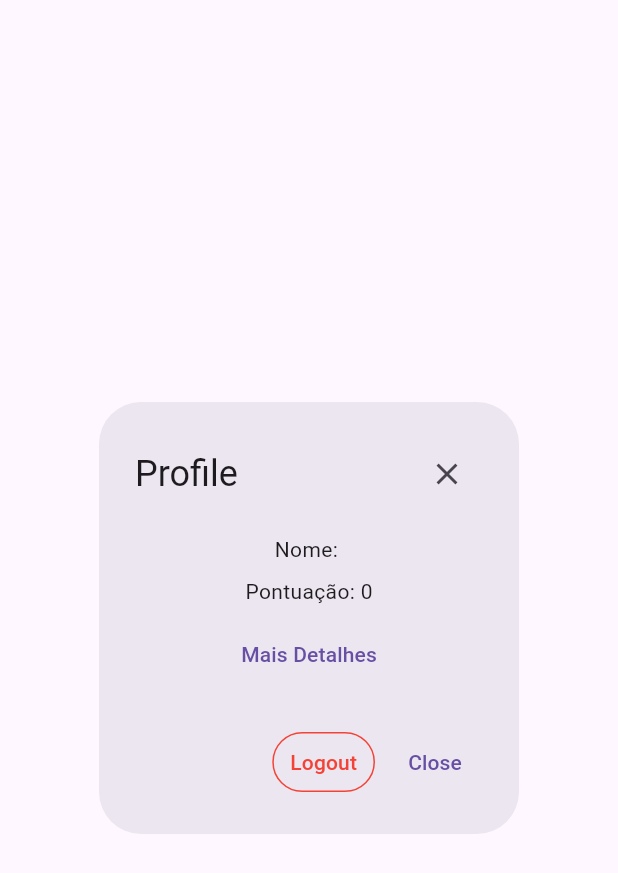
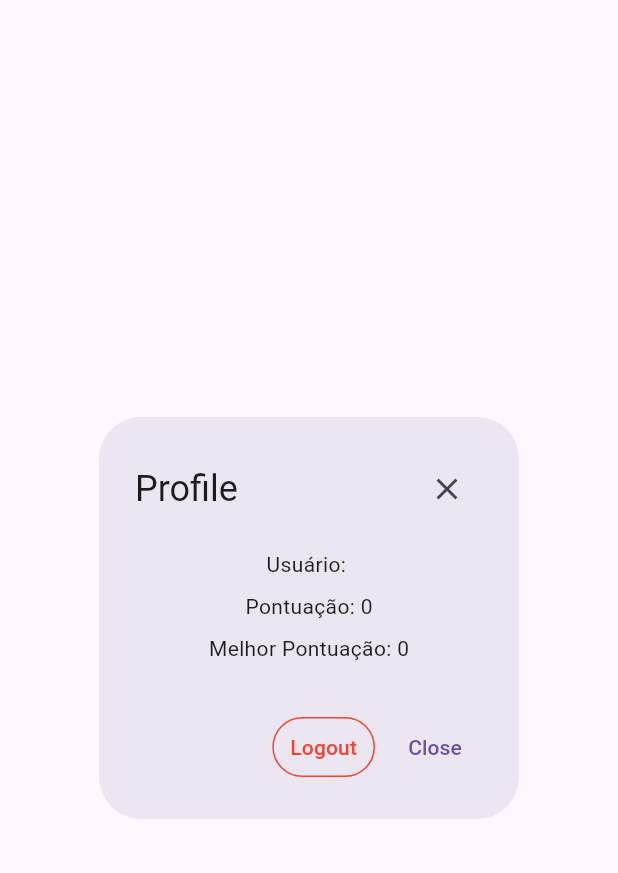
Before and after one commit to 4-ANO-COMP-IMT/vascodedagama, a Flutter app: the ProfileDialog widget shown alone on an empty page, opened directly with empty values, on a phone screen of 412 x 824 dp. Shown: the top 873 px of the screen. Run offline on Flutter 3.47's test engine with Material 3 defaults, Android fonts, the phone set to English and light mode, and no system bars; our stand-ins replace shared_preferences; accounts and stored records are empty; network calls fail.

Commit message:
feat: adição de melhor pontuação e remoção de mais detalhes

```diff
--- a/frontend_flutter/lib/widgets/profile_dialog.dart
+++ b/frontend_flutter/lib/widgets/profile_dialog.dart
@@ -3,12 +3,14 @@ import 'package:flutter/material.dart';
 class ProfileDialog extends StatelessWidget {
   final String name;
   final int score;
+  final int highScore;
   final VoidCallback onLogout;
 
   const ProfileDialog({
     super.key,
     required this.name,
     required this.score,
+    required this.highScore,
     required this.onLogout,
   });
 
@@ -30,16 +32,12 @@ class ProfileDialog extends StatelessWidget {
       content: Column(
         mainAxisSize: MainAxisSize.min,
         children: [
-          Text('Nome: $name'),
+          Text('Usuário: $name'),
           const SizedBox(height: 8.0),
           Text('Pontuação: $score'),
           const SizedBox(height: 8.0),
-          TextButton(onPressed: () {
-            // Adicione a navegação para a página de perfil
-            Navigator.pushNamed(context, '/profile');
-          }, child:
-            const Text('Mais Detalhes'),
-          ),
+          Text('Melhor Pontuação: $highScore'),
+          const SizedBox(height: 8.0),
         ],
       ),
       actions: [
```
